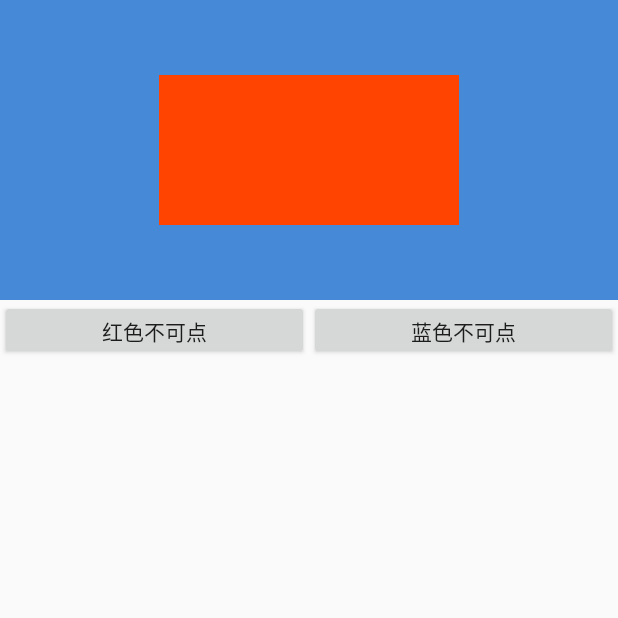
After one commit to zhangxq/DemoCollection, an Android app: the TouchEventActivity screen opened directly, with no data from a screen before it, on a phone screen of 412 x 824 dp, the top half of it. The commit adds this screen. Run offline under Robolectric (Android 15) with nearby library versions, the phone set to English and light mode, and no system bars; our stand-ins replace ButterKnife.

Commit message:
增加触摸事件测试

```diff
--- a/MyApplication/app/src/main/AndroidManifest.xml
+++ b/MyApplication/app/src/main/AndroidManifest.xml
@@ -17,6 +17,8 @@
                 <category android:name="android.intent.category.LAUNCHER" />
             </intent-filter>
         </activity>
+
+        <activity android:name=".toucheventdemo.TouchEventActivity" />
     </application>
 
 </manifest>
--- /dev/null
+++ b/MyApplication/app/src/main/java/com/zhangxq/democollection/toucheventdemo/TouchEventActivity.java
@@ -0,0 +1,95 @@
+package com.zhangxq.democollection.toucheventdemo;
+
+import android.app.Activity;
+import android.os.Bundle;
+import android.util.Log;
+import android.view.MotionEvent;
+import android.view.View;
+import android.widget.Button;
+import android.widget.TextView;
+
+import com.zhangxq.democollection.R;
+
+import butterknife.Bind;
+import butterknife.ButterKnife;
+import butterknife.OnClick;
+
+public class TouchEventActivity extends Activity implements TouchEventChilds.ChildTouchListener, TouchEventFather.FatherTouchListener {
+    @Bind(R.id.viewFather)
+    TouchEventFather viewFather;
+    @Bind(R.id.viewChild)
+    TouchEventChilds viewChild;
+    @Bind(R.id.buttonRed)
+    Button buttonRed;
+    @Bind(R.id.buttonBlue)
+    Button buttonBlue;
+    @Bind(R.id.textView)
+    TextView textView;
+
+    String message = "";
+
+    public void onCreate(Bundle savedInstanceState) {
+        super.onCreate(savedInstanceState);
+        setContentView(R.layout.touch_event);
+        ButterKnife.bind(this);
+
+        viewFather.setListener(this);
+        viewChild.setListener(this);
+    }
+
+    @OnClick(R.id.buttonRed)
+    void onButtonRedClick() {
+        if (viewChild.isClickable()) {
+            viewChild.setClickable(false);
+            buttonRed.setText("红色不可点");
+        } else {
+            viewChild.setClickable(true);
+            buttonRed.setText("红色可点");
+        }
+    }
+
+    @OnClick(R.id.buttonBlue)
+    void onButtonBlueClick() {
+        if (viewFather.isClickable()) {
+            viewFather.setClickable(false);
+            buttonBlue.setText("蓝色不可点");
+        } else {
+            viewFather.setClickable(true);
+            buttonBlue.setText("蓝色可点");
+        }
+    }
+
+    public boolean dispatchTouchEvent(MotionEvent ev) {
+//        message += "TouchEventActivity | dispatchTouchEvent --> " + TouchEventUtil.getTouchAction(ev.getAction()) + "\n";
+        textView.setText(message);
+        return super.dispatchTouchEvent(ev);
+    }
+
+    public boolean onTouchEvent(MotionEvent event) {
+//        message += "TouchEventActivity | onTouchEvent --> " + TouchEventUtil.getTouchAction(event.getAction()) + "\n";
+        textView.setText(message);
+        return super.onTouchEvent(event);
+    }
+
+    @Override
+    public void onChildTouch(String text) {
+        message += text + "\n";
+        textView.setText(message);
+    }
+
+    @Override
+    public void onChildTouchUp() {
+        message = "";
+    }
+
+    @Override
+    public void onFatherTouch(String text) {
+        message += text + "\n";
+        textView.setText(message);
+    }
+
+    @Override
+    public void onFatherTouchUp() {
+        message = "";
+    }
+}
--- /dev/null
+++ b/MyApplication/app/src/main/res/layout/touch_event.xml
@@ -0,0 +1,51 @@
+<?xml version="1.0" encoding="utf-8"?>
+<LinearLayout xmlns:android="http://schemas.android.com/apk/res/android"
+    android:layout_width="match_parent"
+    android:layout_height="match_parent"
+    android:orientation="vertical">
+
+    <com.zhangxq.democollection.toucheventdemo.TouchEventFather
+        android:id="@+id/viewFather"
+        android:layout_width="match_parent"
+        android:layout_height="200dp"
+        android:background="#468AD7"
+        android:clickable="true"
+        android:gravity="center"
+        android:orientation="vertical">
+
+        <com.zhangxq.democollection.toucheventdemo.TouchEventChilds
+            android:id="@+id/viewChild"
+            android:layout_width="200dp"
+            android:layout_height="100dp"
+            android:layout_gravity="center"
+            android:background="#ffff4300"
+            android:clickable="true"
+            android:text="触摸测试" />
+
+    </com.zhangxq.democollection.toucheventdemo.TouchEventFather>
+
+    <LinearLayout
+        android:layout_width="match_parent"
+        android:layout_height="40dp">
+
+        <Button
+            android:id="@+id/buttonRed"
+            android:layout_width="0dp"
+            android:layout_height="match_parent"
+            android:layout_weight="1"
+            android:text="红色不可点" />
+
+        <Button
+            android:id="@+id/buttonBlue"
+            android:layout_width="0dp"
+            android:layout_height="match_parent"
+            android:layout_weight="1"
+            android:text="蓝色不可点" />
+    </LinearLayout>
+
+    <TextView
+        android:id="@+id/textView"
+        android:layout_width="match_parent"
+        android:layout_height="0dp"
+        android:layout_weight="1" />
+</LinearLayout>
```
Also changed, not shown: MyApplication/app/src/main/java/com/zhangxq/democollection/MainActivity.java (+22 -2 lines), MyApplication/app/src/main/java/com/zhangxq/democollection/toucheventdemo/TouchEventChilds.java (added, +67 -0 lines), MyApplication/app/src/main/java/com/zhangxq/democollection/toucheventdemo/TouchEventFather.java (added, +67 -0 lines), MyApplication/app/src/main/java/com/zhangxq/democollection/toucheventdemo/TouchEventUtil.java (added, +29 -0 lines).
